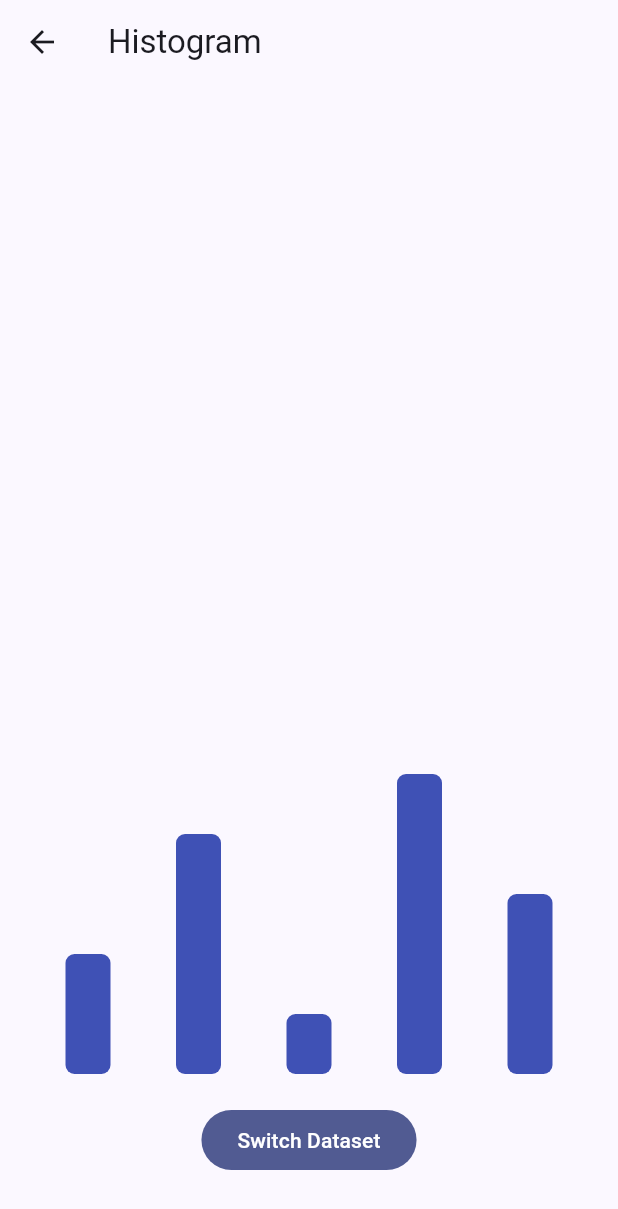
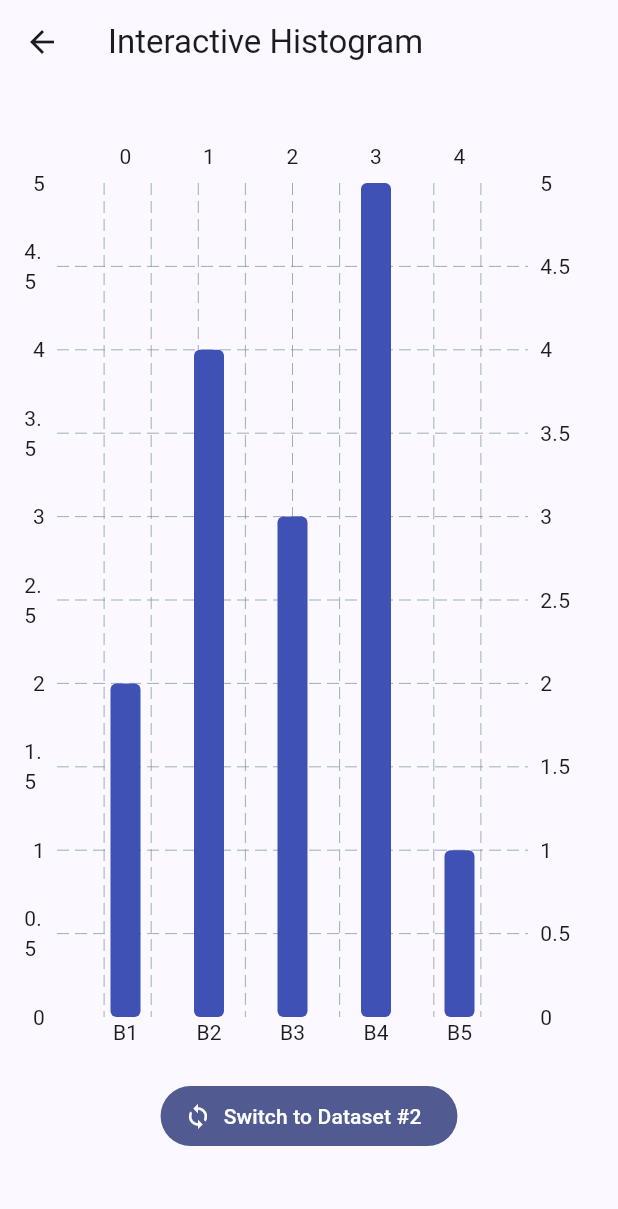
Before and after one commit to ldt1997/trying_flutter, a Flutter app: the HistogramScreen screen opened directly, on a phone screen of 412 x 824 dp. Shown: the top 1209 px of the screen. Run offline on Flutter 3.47's test engine with Material 3 defaults, Android fonts, the phone set to English and light mode, and no system bars; drawn by our look-alikes of fl_chart.

Commit message:
feat: add About Page and fl_chart

```diff
--- a/lib/main.dart
+++ b/lib/main.dart
@@ -1,4 +1,5 @@
 import 'package:flutter/material.dart';
+import 'package:fl_chart/fl_chart.dart'; // 第三方图表库
 
 void main() => runApp(const MyApp());
 
@@ -8,37 +9,58 @@ class MyApp extends StatelessWidget {
   @override
   Widget build(BuildContext context) {
     return MaterialApp(
-      title: 'Lab0 Demo',
+      title: 'Lab0: Flutter + AI Prototype',
       theme: ThemeData(useMaterial3: true, colorSchemeSeed: Colors.indigo),
       home: const HomeScreen(),
     );
   }
 }
 
-// Home page
+/// ------------------
+/// 主页
+/// ------------------
 class HomeScreen extends StatelessWidget {
   const HomeScreen({super.key});
 
   @override
   Widget build(BuildContext context) {
     return Scaffold(
-      appBar: AppBar(title: const Text('Flutter + Interaction')),
+      appBar: AppBar(title: const Text('AI-driven Prototype')),
       body: Center(
-        child: FilledButton(
+        child: Column(
+          mainAxisSize: MainAxisSize.min,
+          children: [
+            const Text('Lab0: Exploring Flutter + AI'),
+            const SizedBox(height: 20),
+            FilledButton(
               onPressed: () {
                 Navigator.push(
                   context,
                   MaterialPageRoute(builder: (_) => const HistogramScreen()),
                 );
               },
-          child: const Text('Open Histogram'),
+              child: const Text('📊 Open Histogram'),
+            ),
+            const SizedBox(height: 12),
+            OutlinedButton(
+              onPressed: () {
+                Navigator.push(
+                  context,
+                  MaterialPageRoute(builder: (_) => const AboutScreen()),
+                );
+              },
+              child: const Text('ℹ️ About this project'),
+            ),
+          ],
         ),
       ),
     );
   }
 }
 
-// Histogram page
+/// ------------------
+/// 柱状图页面
+/// ------------------
 class HistogramScreen extends StatefulWidget {
   const HistogramScreen({super.key});
 
@@ -48,47 +70,122 @@ class HistogramScreen extends StatefulWidget {
 
 class _HistogramScreenState extends State<HistogramScreen> {
   final List<List<double>> datasets = const [
-    [2, 4, 1, 5, 3],
-    [4, 2, 5, 1, 3],
+    [2, 4, 3, 5, 1],
+    [4, 1, 2, 5, 3],
   ];
   int active = 0;
 
   @override
   Widget build(BuildContext context) {
     final data = datasets[active];
+
     return Scaffold(
-      appBar: AppBar(title: const Text('Histogram')),
-      body: Column(
+      appBar: AppBar(title: const Text('Interactive Histogram')),
+      body: Padding(
+        padding: const EdgeInsets.all(16),
+        child: Column(
           children: [
             const SizedBox(height: 20),
             Expanded(
-            child: Row(
-              crossAxisAlignment: CrossAxisAlignment.end,
-              mainAxisAlignment: MainAxisAlignment.spaceEvenly,
+              child: BarChart(
+                BarChartData(
+                  borderData: FlBorderData(show: false),
+                  titlesData: FlTitlesData(
+                    leftTitles: AxisTitles(
+                      sideTitles: SideTitles(showTitles: true),
+                    ),
+                    bottomTitles: AxisTitles(
+                      sideTitles: SideTitles(
+                        showTitles: true,
+                        getTitlesWidget: (val, meta) =>
+                            Text('B${val.toInt() + 1}'),
+                      ),
+                    ),
+                  ),
+                  barGroups: List.generate(
+                    data.length,
+                    (i) => BarChartGroupData(
+                      x: i,
+                      barRods: [
+                        BarChartRodData(
+                          toY: data[i],
+                          width: 20,
+                          color: Colors.indigo,
+                          borderRadius: BorderRadius.circular(4),
+                        )
+                      ],
+                    ),
+                  ),
+                ),
+                swapAnimationDuration: const Duration(milliseconds: 700),
+                swapAnimationCurve: Curves.easeInOutCubic,
+              ),
+            ),
+            const SizedBox(height: 20),
+            FilledButton.icon(
+              onPressed: () {
+                setState(() => active = active == 0 ? 1 : 0);
+              },
+              icon: const Icon(Icons.sync),
+              label: Text(active == 0
+                  ? 'Switch to Dataset #2'
+                  : 'Switch to Dataset #1'),
+            ),
+            const SizedBox(height: 40),
+          ],
+        ),
+      ),
+    );
+  }
+}
+
+/// ------------------
+/// About 页面
+/// ------------------
+class AboutScreen extends StatelessWidget {
+  const AboutScreen({super.key});
+
+  @override
+  Widget build(BuildContext context) {
+    return Scaffold(
+      appBar: AppBar(title: const Text('About this project')),
+      body: Padding(
+        padding: const EdgeInsets.all(24),
+        child: Column(
+          crossAxisAlignment: CrossAxisAlignment.start,
           children: [
-                for (int i = 0; i < data.length; i++)
-                  AnimatedContainer(
-                    duration: const Duration(milliseconds: 500),
-                    width: 30,
-                    height: data[i] * 40,
-                    decoration: BoxDecoration(
-                      color: Colors.indigo,
-                      borderRadius: BorderRadius.circular(6),
+            const Text(
+              'About the Lab0 Prototype',
+              style: TextStyle(fontSize: 20, fontWeight: FontWeight.bold),
+            ),
+            const SizedBox(height: 16),
+            const Text(
+              'This small app demonstrates how a low-fidelity paper sketch '
+              'can evolve into a working interactive prototype using Flutter. '
+              'It also shows how AI tools (like ChatGPT) and open-source '
+              'packages (like fl_chart) can accelerate iteration.',
+            ),
+            const SizedBox(height: 24),
+            const Text(
+              'Key Points:',
+              style: TextStyle(fontWeight: FontWeight.bold),
+            ),
+            const SizedBox(height: 8),
+            const Text('• Built with Flutter + Dart\n'
+                '• Animated chart using fl_chart\n'
+                '• Simple navigation flow (Home → Histogram → About)\n'
+                '• Designed through AI-assisted prototyping'),
+            const SizedBox(height: 24),
+            Center(
+              child: FilledButton.icon(
+                icon: const Icon(Icons.arrow_back),
+                onPressed: () => Navigator.pop(context),
+                label: const Text('Back'),
               ),
             ),
           ],
         ),
       ),
-          const SizedBox(height: 20),
-          FilledButton(
-            onPressed: () {
-              setState(() => active = active == 0 ? 1 : 0);
-            },
-            child: Text('Switch Dataset'),
-          ),
-          const SizedBox(height: 40),
-        ],
-      ),
     );
   }
 }
--- a/pubspec.yaml
+++ b/pubspec.yaml
@@ -34,6 +34,7 @@ dependencies:
   # The following adds the Cupertino Icons font to your application.
   # Use with the CupertinoIcons class for iOS style icons.
   cupertino_icons: ^1.0.8
+  fl_chart: ^1.1.1
 
 dev_dependencies:
   flutter_test:
```
Also changed, not shown: pubspec.lock. Lines whose indentation alone changed are shown as unchanged.
